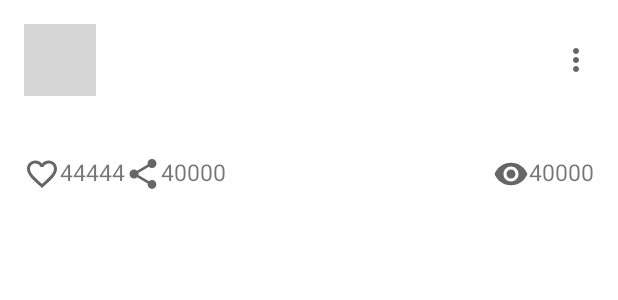
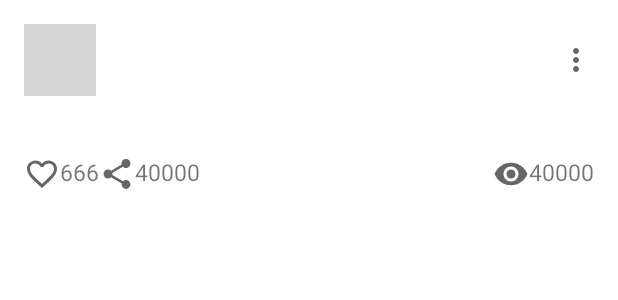
Before and after one commit to Dgryzhkov/NMedia, an Android app: the layout my_layout.xml on its own in the app's theme, with its tools: preview values and no code run, on a phone screen of 412 x 824 dp. Shown: the top 300 px of the screen. Run offline under Robolectric (Android 15) with nearby library versions, the phone set to English and light mode, and no system bars; grey boxes are pictures that could not be loaded.

Commit message:
Update my_layout.xml

```diff
--- a/app/src/main/res/layout/my_layout.xml
+++ b/app/src/main/res/layout/my_layout.xml
@@ -94,7 +94,7 @@
         android:textSize="15sp"
         app:layout_constraintStart_toEndOf="@id/like"
         app:layout_constraintTop_toTopOf="@id/like"
-        tools:text="44444" />
+        tools:text="666" />
 
     <androidx.appcompat.widget.AppCompatImageButton
         android:id="@+id/share"
```
